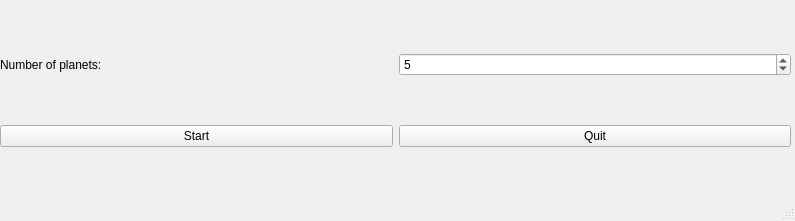
lieberlois/prog3, file simulation_gui.ui: the form before one commit.
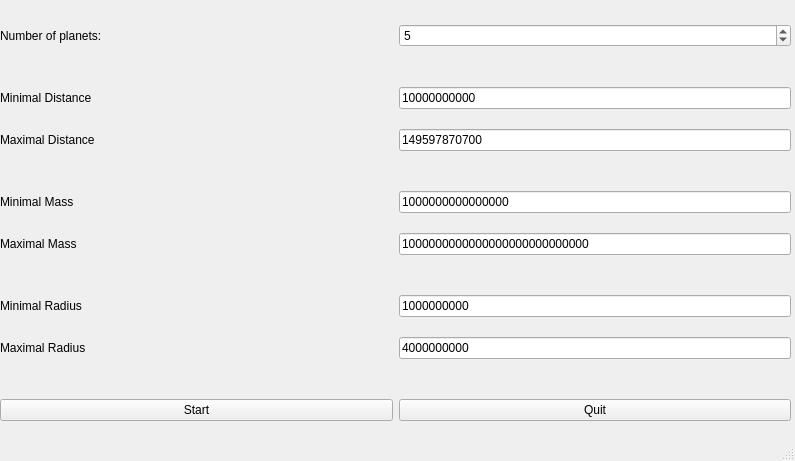
The form after the commit.

The edit to the form file:
```diff
--- a/simulation_gui.ui
+++ b/simulation_gui.ui
@@ -7,7 +7,7 @@
     <x>0</x>
     <y>0</y>
     <width>795</width>
-    <height>221</height>
+    <height>461</height>
    </rect>
   </property>
   <property name="windowTitle">
@@ -23,31 +23,34 @@
       <x>0</x>
       <y>10</y>
       <width>791</width>
-      <height>181</height>
+      <height>431</height>
      </rect>
     </property>
     <layout class="QGridLayout" name="gridLayout">
-     <item row="1" column="0">
+     <property name="verticalSpacing">
+      <number>6</number>
+     </property>
+     <item row="0" column="0">
+      <widget class="QLabel" name="nrPlanetLabel">
+       <property name="text">
+        <string>Number of planets:</string>
+       </property>
+      </widget>
+     </item>
+     <item row="11" column="0">
       <widget class="QPushButton" name="startButton">
        <property name="text">
         <string>Start</string>
        </property>
       </widget>
      </item>
-     <item row="1" column="1">
+     <item row="11" column="1">
       <widget class="QPushButton" name="quitButton">
        <property name="text">
         <string>Quit</string>
        </property>
       </widget>
      </item>
-     <item row="0" column="0">
-      <widget class="QLabel" name="nrPlanetLabel">
-       <property name="text">
-        <string>Number of planets:</string>
-       </property>
-      </widget>
-     </item>
      <item row="0" column="1">
       <widget class="QSpinBox" name="nrPlanetSpinBox">
        <property name="maximum">
@@ -58,6 +61,194 @@
        </property>
       </widget>
      </item>
+     <item row="5" column="0">
+      <widget class="QLabel" name="minMassLabel">
+       <property name="text">
+        <string>Minimal Mass</string>
+       </property>
+      </widget>
+     </item>
+     <item row="6" column="0">
+      <widget class="QLabel" name="maxMassLabel">
+       <property name="text">
+        <string>Maximal Mass</string>
+       </property>
+      </widget>
+     </item>
+     <item row="8" column="0">
+      <widget class="QLabel" name="minRadiusLabel">
+       <property name="text">
+        <string>Minimal Radius</string>
+       </property>
+      </widget>
+     </item>
+     <item row="2" column="0">
+      <widget class="QLabel" name="minDistanceLabel">
+       <property name="text">
+        <string>Minimal Distance</string>
+       </property>
+      </widget>
+     </item>
+     <item row="3" column="0">
+      <widget class="QLabel" name="maxDistanceLabel">
+       <property name="text">
+        <string>Maximal Distance</string>
+       </property>
+      </widget>
+     </item>
+     <item row="9" column="0">
+      <widget class="QLabel" name="maxRadiusLabel">
+       <property name="text">
+        <string>Maximal Radius</string>
+       </property>
+      </widget>
+     </item>
+     <item row="4" column="0">
+      <spacer name="horizontalSpacer">
+       <property name="orientation">
+        <enum>Qt::Horizontal</enum>
+       </property>
+       <property name="sizeHint" stdset="0">
+        <size>
+         <width>40</width>
+         <height>20</height>
+        </size>
+       </property>
+      </spacer>
+     </item>
+     <item row="10" column="1">
+      <spacer name="horizontalSpacer_6">
+       <property name="orientation">
+        <enum>Qt::Horizontal</enum>
+       </property>
+       <property name="sizeHint" stdset="0">
+        <size>
+         <width>40</width>
+         <height>20</height>
+        </size>
+       </property>
+      </spacer>
+     </item>
+     <item row="10" column="0">
+      <spacer name="horizontalSpacer_5">
+       <property name="orientation">
+        <enum>Qt::Horizontal</enum>
+       </property>
+       <property name="sizeHint" stdset="0">
+        <size>
+         <width>40</width>
+         <height>20</height>
+        </size>
+       </property>
+      </spacer>
+     </item>
+     <item row="7" column="1">
+      <spacer name="horizontalSpacer_4">
+       <property name="orientation">
+        <enum>Qt::Horizontal</enum>
+       </property>
+       <property name="sizeHint" stdset="0">
+        <size>
+         <width>40</width>
+         <height>20</height>
+        </size>
+       </property>
+      </spacer>
+     </item>
+     <item row="7" column="0">
+      <spacer name="horizontalSpacer_3">
+       <property name="orientation">
+        <enum>Qt::Horizontal</enum>
+       </property>
+       <property name="sizeHint" stdset="0">
+        <size>
+         <width>40</width>
+         <height>20</height>
+        </size>
+       </property>
+      </spacer>
+     </item>
+     <item row="1" column="1">
+      <spacer name="horizontalSpacer_8">
+       <property name="orientation">
+        <enum>Qt::Horizontal</enum>
+       </property>
+       <property name="sizeHint" stdset="0">
+        <size>
+         <width>40</width>
+         <height>20</height>
+        </size>
+       </property>
+      </spacer>
+     </item>
+     <item row="1" column="0">
+      <spacer name="horizontalSpacer_7">
+       <property name="orientation">
+        <enum>Qt::Horizontal</enum>
+       </property>
+       <property name="sizeHint" stdset="0">
+        <size>
+         <width>40</width>
+         <height>20</height>
+        </size>
+       </property>
+      </spacer>
+     </item>
+     <item row="4" column="1">
+      <spacer name="horizontalSpacer_2">
+       <property name="orientation">
+        <enum>Qt::Horizontal</enum>
+       </property>
+       <property name="sizeHint" stdset="0">
+        <size>
+         <width>40</width>
+         <height>20</height>
+        </size>
+       </property>
+      </spacer>
+     </item>
+     <item row="2" column="1">
+      <widget class="QLineEdit" name="minDistanceLineEdit">
+       <property name="text">
+        <string>10000000000</string>
+       </property>
+      </widget>
+     </item>
+     <item row="3" column="1">
+      <widget class="QLineEdit" name="maxDistanceLineEdit">
+       <property name="text">
+        <string>149597870700</string>
+       </property>
+      </widget>
+     </item>
+     <item row="6" column="1">
+      <widget class="QLineEdit" name="maxMassLineEdit">
+       <property name="text">
+        <string>1000000000000000000000000000</string>
+       </property>
+      </widget>
+     </item>
+     <item row="8" column="1">
+      <widget class="QLineEdit" name="minRadiusLineEdit">
+       <property name="text">
+        <string>1000000000</string>
+       </property>
+      </widget>
+     </item>
+     <item row="9" column="1">
+      <widget class="QLineEdit" name="maxRadiusLineEdit">
+       <property name="text">
+        <string>4000000000</string>
+       </property>
+      </widget>
+     </item>
+     <item row="5" column="1">
+      <widget class="QLineEdit" name="minMassLineEdit">
+       <property name="text">
+        <string>1000000000000000</string>
+       </property>
+      </widget>
+     </item>
     </layout>
    </widget>
   </widget>
```
